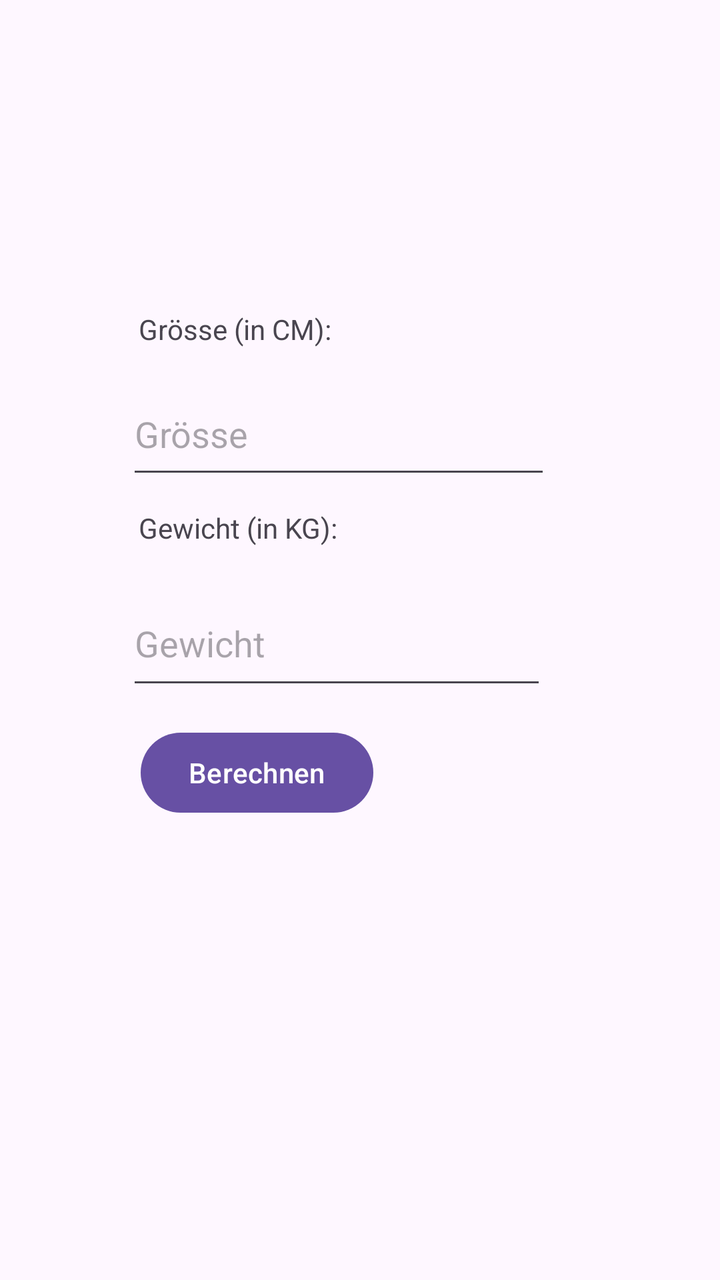
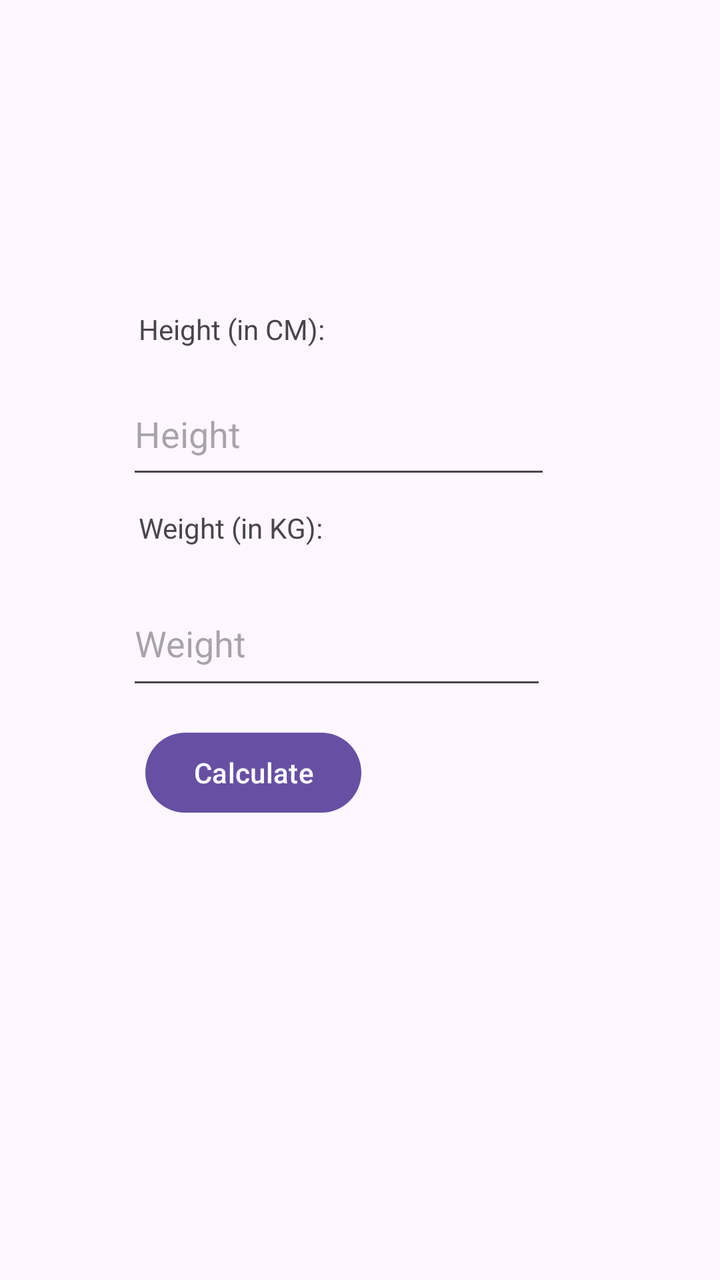

The first picture is an Android layout as it rendered before a commit; the second is the same layout after the commit. The layout source and the unified diff follow.
<!-- AndroidManifest.xml: application theme Theme.FitAppMobile -->
<!-- res/layout/activity_entry.xml -->
<?xml version="1.0" encoding="utf-8"?>
<androidx.constraintlayout.widget.ConstraintLayout xmlns:android="http://schemas.android.com/apk/res/android"
    xmlns:app="http://schemas.android.com/apk/res-auto"
    xmlns:tools="http://schemas.android.com/tools"
    android:id="@+id/main"
    android:layout_width="match_parent"
    android:layout_height="match_parent"
    tools:context=".calculator.EntryActivity">

    <EditText
        android:id="@+id/editHeight"
        android:layout_width="212dp"
        android:layout_height="58dp"
        android:ems="10"
        android:hint="Grösse"
        android:inputType="numberDecimal"
        app:layout_constraintBottom_toBottomOf="parent"
        app:layout_constraintEnd_toEndOf="parent"
        app:layout_constraintHorizontal_bias="0.427"
        app:layout_constraintStart_toStartOf="parent"
        app:layout_constraintTop_toTopOf="parent"
        app:layout_constraintVertical_bias="0.32" />

    <EditText
        android:id="@+id/editWeight"
        android:layout_width="210dp"
        android:layout_height="59dp"
        android:ems="10"
        android:hint="Gewicht"
        android:inputType="numberDecimal"
        app:layout_constraintBottom_toBottomOf="parent"
        app:layout_constraintEnd_toEndOf="parent"
        app:layout_constraintHorizontal_bias="0.422"
        app:layout_constraintStart_toStartOf="parent"
        app:layout_constraintTop_toTopOf="parent" />

    <TextView
        android:id="@+id/textHeight"
        android:layout_width="136dp"
        android:layout_height="23dp"
        android:text="Grösse (in CM):"
        app:layout_constraintBottom_toBottomOf="parent"
        app:layout_constraintEnd_toEndOf="parent"
        app:layout_constraintHorizontal_bias="0.309"
        app:layout_constraintStart_toStartOf="parent"
        app:layout_constraintTop_toTopOf="parent"
        app:layout_constraintVertical_bias="0.251" />

    <TextView
        android:id="@+id/textWeight"
        android:layout_width="136dp"
        android:layout_height="23dp"
        android:text="Gewicht (in KG):"
        app:layout_constraintBottom_toBottomOf="parent"
        app:layout_constraintEnd_toEndOf="parent"
        app:layout_constraintHorizontal_bias="0.309"
        app:layout_constraintStart_toStartOf="parent"
        app:layout_constraintTop_toTopOf="parent"
        app:layout_constraintVertical_bias="0.412" />

    <Button
        android:id="@+id/button"
        android:layout_width="wrap_content"
        android:layout_height="wrap_content"
        android:text="Berechnen"
        app:layout_constraintBottom_toBottomOf="parent"
        app:layout_constraintEnd_toEndOf="parent"
        app:layout_constraintHorizontal_bias="0.289"
        app:layout_constraintStart_toStartOf="parent"
        app:layout_constraintTop_toTopOf="parent"
        app:layout_constraintVertical_bias="0.612" />
</androidx.constraintlayout.widget.ConstraintLayout>
<!-- resources referenced by this layout -->
<resources>
  <style name="Theme.FitAppMobile" parent="Base.Theme.FitAppMobile" />
  <style name="Base.Theme.FitAppMobile" parent="Theme.Material3.DayNight">
          
          
      </style>
</resources>

<!-- the commit's change to res/layout/activity_entry.xml (unified diff, before → after) -->
@@ -12,7 +12,7 @@
         android:layout_width="212dp"
         android:layout_height="58dp"
         android:ems="10"
-        android:hint="Grösse"
+        android:hint="@string/height_hint"
         android:inputType="numberDecimal"
         app:layout_constraintBottom_toBottomOf="parent"
         app:layout_constraintEnd_toEndOf="parent"
@@ -26,7 +26,7 @@
         android:layout_width="210dp"
         android:layout_height="59dp"
         android:ems="10"
-        android:hint="Gewicht"
+        android:hint="@string/weight_hint"
         android:inputType="numberDecimal"
         app:layout_constraintBottom_toBottomOf="parent"
         app:layout_constraintEnd_toEndOf="parent"
@@ -38,7 +38,7 @@
         android:id="@+id/textHeight"
         android:layout_width="136dp"
         android:layout_height="23dp"
-        android:text="Grösse (in CM):"
+        android:text="@string/height_label"
         app:layout_constraintBottom_toBottomOf="parent"
         app:layout_constraintEnd_toEndOf="parent"
         app:layout_constraintHorizontal_bias="0.309"
@@ -50,7 +50,7 @@
         android:id="@+id/textWeight"
         android:layout_width="136dp"
         android:layout_height="23dp"
-        android:text="Gewicht (in KG):"
+        android:text="@string/weight_label"
         app:layout_constraintBottom_toBottomOf="parent"
         app:layout_constraintEnd_toEndOf="parent"
         app:layout_constraintHorizontal_bias="0.309"
@@ -62,7 +62,7 @@
         android:id="@+id/button"
         android:layout_width="wrap_content"
         android:layout_height="wrap_content"
-        android:text="Berechnen"
+        android:text="@string/calculate_button"
         app:layout_constraintBottom_toBottomOf="parent"
         app:layout_constraintEnd_toEndOf="parent"
         app:layout_constraintHorizontal_bias="0.289"
<!-- resource entries referenced after the edit -->
@@ -1,5 +1,10 @@
 <!-- resources referenced by this layout -->
 <resources>
+  <string name="calculate_button">Calculate</string>
+  <string name="height_hint">Height</string>
+  <string name="height_label">Height (in CM):</string>
+  <string name="weight_hint">Weight</string>
+  <string name="weight_label">Weight (in KG):</string>
   <style name="Theme.FitAppMobile" parent="Base.Theme.FitAppMobile" />
   <style name="Base.Theme.FitAppMobile" parent="Theme.Material3.DayNight">
           
